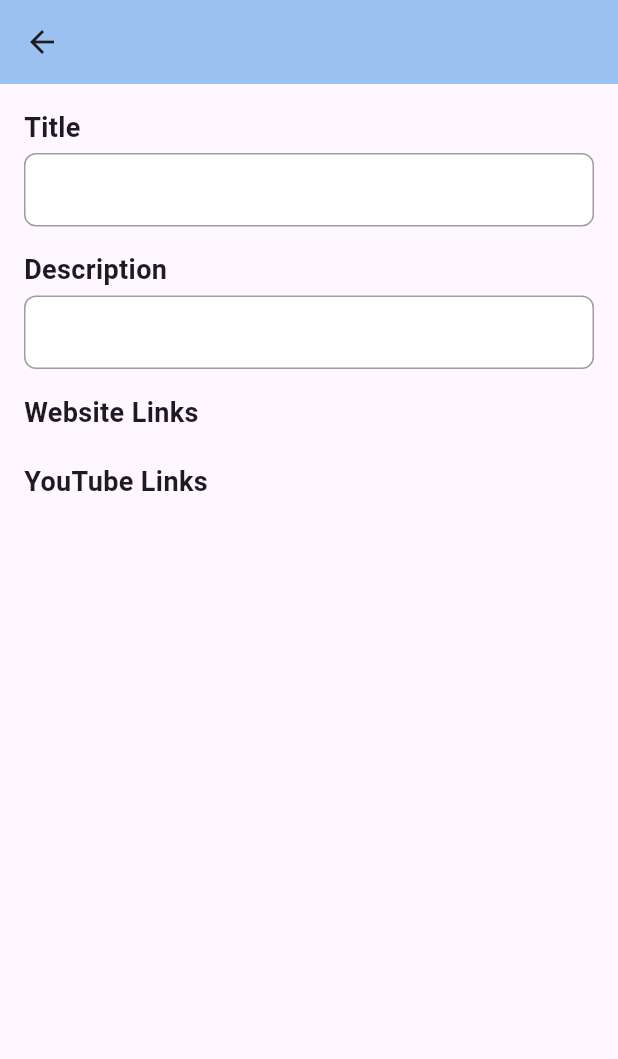
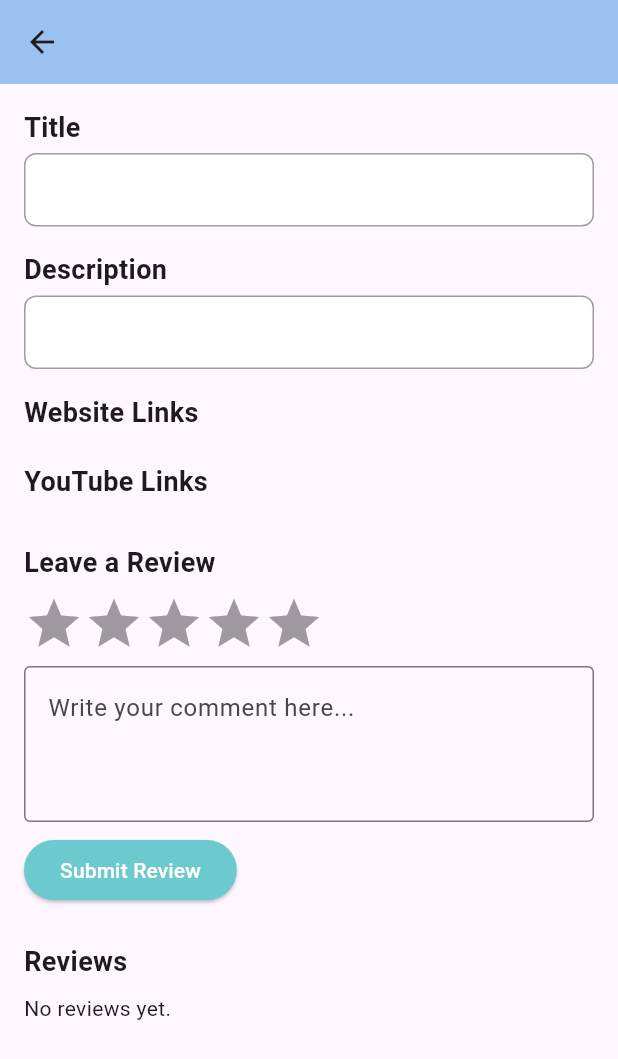
Before and after one commit to DEVIN-003/ShareWise, a Flutter app: the FinalDisplay screen opened directly with empty values, on a phone screen of 412 x 824 dp. Shown: the top 1059 px of the screen. Run offline on Flutter 3.47's test engine with Material 3 defaults, Android fonts, the phone set to English and light mode, and no system bars; drawn by our look-alikes of flutter_rating_bar; our stand-ins replace cloud_firestore, file_picker, firebase_auth, firebase_core, google_sign_in, video_player; missing offline and left inert: syncfusion_flutter_pdf; accounts and stored records are empty.

Commit message:
coments and ratings updated

```diff
--- a/lib/screens/final_display.dart
+++ b/lib/screens/final_display.dart
@@ -1,5 +1,8 @@
+import 'package:cloud_firestore/cloud_firestore.dart';
 import 'package:flutter/material.dart';
+import 'package:flutter_rating_bar/flutter_rating_bar.dart';
 import 'package:url_launcher/url_launcher.dart';
+
 import '../models/resources.dart';
 import '../services/firestore_services.dart';
 
@@ -16,6 +19,11 @@ class _FinalDisplayState extends State<FinalDisplay> {
   final FirestoreService _firestoreService = FirestoreService();
   Subject? _subjectData;
 
+  final TextEditingController _commentController = TextEditingController();
+  double _rating = 0.0;
+
+  List<Map<String, dynamic>> _reviews = [];
+
   @override
   void initState() {
     super.initState();
@@ -24,11 +32,51 @@ class _FinalDisplayState extends State<FinalDisplay> {
 
   Future<void> fetchData() async {
     Subject? data = await _firestoreService.getSubjectData(widget.subjectName);
+
+    QuerySnapshot reviewSnapshot = await FirebaseFirestore.instance
+        .collection('resource_links')
+        .doc(widget.subjectName)
+        .collection('reviews')
+        .orderBy('timestamp', descending: true)
+        .get();
+
+    List<Map<String, dynamic>> reviews = reviewSnapshot.docs.map((doc) {
+      return {
+        'comment': doc['comment'] ?? '',
+        'rating': (doc['rating'] ?? 0).toDouble(),
+        'timestamp': doc['timestamp'],
+      };
+    }).toList();
+
     if (mounted) {
       setState(() {
         _subjectData = data;
+        _reviews = reviews;
       });
     }
+  }
+
+  Future<void> _submitReview() async {
+    if (_rating == 0.0 || _commentController.text.trim().isEmpty) {
+      ScaffoldMessenger.of(context).showSnackBar(
+        const SnackBar(content: Text("Please provide both rating and comment.")),
+      );
+      return;
+    }
+
+    await FirebaseFirestore.instance
+        .collection('resource_links')
+        .doc(widget.subjectName)
+        .collection('reviews')
+        .add({
+      'comment': _commentController.text.trim(),
+      'rating': _rating,
+      'timestamp': Timestamp.now(),
+    });
+
+    _commentController.clear();
+    _rating = 0.0;
+    fetchData(); // Refresh reviews
   }
 
   @override
@@ -50,6 +98,76 @@ class _FinalDisplayState extends State<FinalDisplay> {
             _buildTextField("Website Links", _subjectData?.websiteLinks ?? []),
             const SizedBox(height: 16),
             _buildTextField("YouTube Links", _subjectData?.youtubeLinks ?? []),
+            const SizedBox(height: 24),
+
+            const Text("Leave a Review", style: TextStyle(fontSize: 18, fontWeight: FontWeight.bold)),
+            const SizedBox(height: 8),
+            RatingBar.builder(
+              initialRating: 0,
+              minRating: 1,
+              direction: Axis.horizontal,
+              allowHalfRating: false,
+              itemCount: 5,
+              itemBuilder: (context, _) => const Icon(Icons.star, color: Colors.amber),
+              onRatingUpdate: (rating) {
+                _rating = rating;
+              },
+            ),
+            const SizedBox(height: 8),
+            TextField(
+              controller: _commentController,
+              maxLines: 3,
+              decoration: const InputDecoration(
+                border: OutlineInputBorder(),
+                hintText: "Write your comment here...",
+              ),
+            ),
+            const SizedBox(height: 8),
+
+            ElevatedButton(
+              onPressed: _submitReview,
+              style: ElevatedButton.styleFrom(backgroundColor: Color(0xFF6CC9CE),),
+              child: const Text("Submit Review", style: TextStyle(color: Colors.white)),
+
+            ),
+            const SizedBox(height: 24),
+
+            const Text("Reviews", style: TextStyle(fontSize: 18, fontWeight: FontWeight.bold)),
+            const SizedBox(height: 8),
+            _reviews.isEmpty
+                ? const Text("No reviews yet.")
+                : Column(
+              children: _reviews.map((review) {
+                return Card(
+                  margin: const EdgeInsets.symmetric(vertical: 8),
+                  elevation: 2,
+                  child: Padding(
+                    padding: const EdgeInsets.all(12),
+                    child: Column(
+                      crossAxisAlignment: CrossAxisAlignment.start,
+                      children: [
+                        RatingBarIndicator(
+                          rating: review['rating'],
+                          itemBuilder: (context, _) => const Icon(Icons.star, color: Colors.amber),
+                          itemCount: 5,
+                          itemSize: 20.0,
+                        ),
+                        const SizedBox(height: 6),
+                        Text(
+                          review['comment'],
+                          style: const TextStyle(fontSize: 16),
+                        ),
+                        if (review['timestamp'] != null)
+                          Text(
+                            review['timestamp'].toDate().toString(),
+                            style: const TextStyle(fontSize: 12, color: Colors.grey),
+                          ),
+                      ],
+                    ),
+                  ),
+                );
+              }).toList(),
+            ),
           ],
         ),
       ),
@@ -97,7 +215,7 @@ class _FinalDisplayState extends State<FinalDisplay> {
           await launchUrl(url, mode: LaunchMode.externalApplication);
         } else {
           ScaffoldMessenger.of(context).showSnackBar(
-            SnackBar(content: Text("Could not open link")),
+            const SnackBar(content: Text("Could not open link")),
           );
         }
       },
--- a/pubspec.yaml
+++ b/pubspec.yaml
@@ -30,6 +30,7 @@ environment:
 dependencies:
   flutter:
     sdk: flutter
+  flutter_rating_bar: ^4.0.1
 
   # The following adds the Cupertino Icons font to your application.
   # Use with the CupertinoIcons class for iOS style icons.
```
Also changed, not shown: pubspec.lock, 1 other file.
